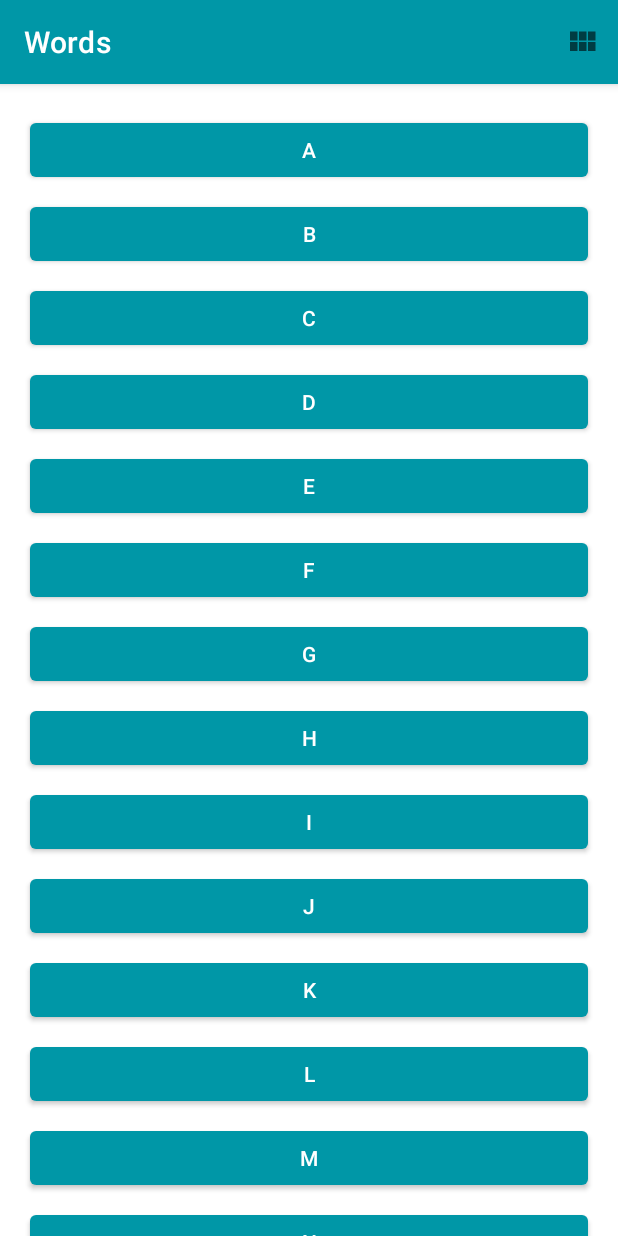
After one commit to ChahineElati/Words, an Android app: the fragment LetterListFragment shown on its own in the app's theme, on a phone screen of 412 x 824 dp. The commit adds this screen. Run offline under Robolectric (Android 15) with nearby library versions, the phone set to English and light mode, and no system bars.

Commit message:
activité3.4 implementing fragments + jetpack navigation component

```diff
--- a/app/build.gradle
+++ b/app/build.gradle
@@ -1,6 +1,7 @@
 plugins {
     id 'com.android.application'
     id 'kotlin-android'
+    id 'androidx.navigation.safeargs.kotlin'
 }
 
 android {
@@ -40,7 +41,11 @@ dependencies {
     implementation 'androidx.appcompat:appcompat:1.3.1'
     implementation 'com.google.android.material:material:1.4.0'
     implementation 'androidx.constraintlayout:constraintlayout:2.1.1'
+    implementation 'androidx.legacy:legacy-support-v4:1.0.0'
     testImplementation 'junit:junit:4.13.2.'
     androidTestImplementation 'androidx.test.ext:junit:1.1.3'
     androidTestImplementation 'androidx.test.espresso:espresso-core:3.4.0'
+    implementation "androidx.navigation:navigation-fragment-ktx:2.3.5"
+    implementation "androidx.navigation:navigation-ui-ktx:2.3.5"
+
 }
--- a/app/src/main/AndroidManifest.xml
+++ b/app/src/main/AndroidManifest.xml
@@ -11,10 +11,7 @@
         android:supportsRtl="true"
         android:theme="@style/Theme.Words"
         tools:ignore="AllowBackup">
-        <activity
-            android:name="com.chahine_elati.words.DetailActivity"
-            android:exported="false"
-            android:parentActivityName="com.chahine_elati.words.MainActivity" />
+
         <activity
             android:name="com.chahine_elati.words.MainActivity"
             android:exported="true">
--- /dev/null
+++ b/app/src/main/java/com/chahine_elati/words/LetterListFragment.kt
@@ -0,0 +1,81 @@
+package com.chahine_elati.words
+
+import android.os.Bundle
+import android.view.*
+import androidx.core.content.ContextCompat
+import androidx.fragment.app.Fragment
+import androidx.recyclerview.widget.GridLayoutManager
+import androidx.recyclerview.widget.LinearLayoutManager
+import androidx.recyclerview.widget.RecyclerView
+import com.chahine_elati.words.adapter.LetterAdapter
+import com.chahine_elati.words.databinding.FragmentLetterListBinding
+
+class LetterListFragment : Fragment() {
+    private var _binding : FragmentLetterListBinding? = null
+    private val binding get() = _binding!!
+    private lateinit var recyclerView : RecyclerView
+    private var isLinearLayoutManager = true
+
+    override fun onCreate(savedInstanceState: Bundle?) {
+        super.onCreate(savedInstanceState)
+        setHasOptionsMenu(true)
+    }
+
+    override fun onCreateView(
+        inflater: LayoutInflater,
+        container: ViewGroup?,
+        savedInstanceState: Bundle?
+    ): View? {
+        _binding = FragmentLetterListBinding.inflate(inflater,container, false)
+        val view = binding.root
+        return view
+    }
+
+    override fun onViewCreated(view: View, savedInstanceState: Bundle?) {
+        recyclerView = binding.recyclerView
+        chooseLayout()
+    }
+
+    override fun onDestroyView() {
+        super.onDestroyView()
+        _binding = null
+    }
+
+    override fun onCreateOptionsMenu(menu: Menu, inflater: MenuInflater) {
+        inflater.inflate(R.menu.layout_menu, menu)
+        val layoutButton = menu.findItem(R.id.action_switch_layout)
+        setIcon(layoutButton)
+    }
+
+    private fun chooseLayout() {
+        if (isLinearLayoutManager) {
+            recyclerView.layoutManager = LinearLayoutManager(this.requireContext())
+        } else {
+            recyclerView.layoutManager = GridLayoutManager(this.requireContext(), 4)
+        }
+        recyclerView.adapter = LetterAdapter()
+    }
+
+    private fun setIcon(menuItem: MenuItem?) {
+        if (menuItem == null)
+            return
+
+        menuItem.icon =
+            if (isLinearLayoutManager)
+                ContextCompat.getDrawable(this.requireContext(), R.drawable.ic_grid_layout)
+            else ContextCompat.getDrawable(this.requireContext(), R.drawable.ic_linear_layout)
+    }
+
+    override fun onOptionsItemSelected(item: MenuItem): Boolean {
+        return when (item.itemId) {
+            R.id.action_switch_layout -> {
+                isLinearLayoutManager = !isLinearLayoutManager
+                chooseLayout()
+                setIcon(item)
+
+                return true
+            }
+            else -> super.onOptionsItemSelected(item)
+        }
+    }
+}
--- a/app/src/main/java/com/chahine_elati/words/adapter/LetterAdapter.kt
+++ b/app/src/main/java/com/chahine_elati/words/adapter/LetterAdapter.kt
@@ -10,6 +10,7 @@ import androidx.recyclerview.widget.RecyclerView
 import com.chahine_elati.words.DetailActivity
 import com.chahine_elati.words.MainActivity
 import com.chahine_elati.words.R
+import com.chahine_elati.words.WordListFragment
 
 /**
  * Adapter for the [RecyclerView] in [MainActivity].
@@ -51,8 +52,8 @@ class LetterAdapter :
         holder.button.text = item.toString()
         holder.button.setOnClickListener {
             val context = holder.view.context
-            val intent = Intent(context, DetailActivity::class.java)
-            intent.putExtra(DetailActivity.LETTER, holder.button.text.toString())
+            val intent = Intent(context, WordListFragment::class.java)
+            intent.putExtra(WordListFragment.LETTER, holder.button.text.toString())
             context.startActivity(intent)
         }
     }
--- a/app/src/main/java/com/chahine_elati/words/adapter/WordAdapter.kt
+++ b/app/src/main/java/com/chahine_elati/words/adapter/WordAdapter.kt
@@ -11,6 +11,7 @@ import android.widget.Button
 import androidx.recyclerview.widget.RecyclerView
 import com.chahine_elati.words.DetailActivity
 import com.chahine_elati.words.R
+import com.chahine_elati.words.WordListFragment
 
 /**
  * Adapter for the [RecyclerView] in [DetailActivity].
@@ -69,7 +70,7 @@ class WordAdapter(private val letterId: String, context: Context) :
         // Set the text of the WordViewHolder
         holder.button.text = item
         holder.button.setOnClickListener {
-            val queryUrl: Uri = Uri.parse("${DetailActivity.SEARCH_PREFIX}${item}")
+            val queryUrl: Uri = Uri.parse("${WordListFragment.SEARCH_PREFIX}${item}")
             val intent = Intent(Intent.ACTION_VIEW, queryUrl)
             context.startActivity(intent)
         }
--- /dev/null
+++ b/app/src/main/res/layout/fragment_letter_list.xml
@@ -0,0 +1,14 @@
+<?xml version="1.0" encoding="utf-8"?>
+<FrameLayout xmlns:android="http://schemas.android.com/apk/res/android"
+    xmlns:tools="http://schemas.android.com/tools"
+    android:layout_width="match_parent"
+    android:layout_height="match_parent"
+    tools:context=".LetterListFragment">
+
+    <androidx.recyclerview.widget.RecyclerView
+        android:id="@+id/recycler_view"
+        android:layout_width="match_parent"
+        android:layout_height="match_parent"
+        android:clipToPadding="false"
+        android:padding="16dp" />
+</FrameLayout>
--- a/app/src/main/res/layout/activity_detail.xml
+++ b/app/src/main/res/layout/fragment_word_list.xml
@@ -3,7 +3,7 @@
     xmlns:tools="http://schemas.android.com/tools"
     android:layout_width="match_parent"
     android:layout_height="match_parent"
-    tools:context=".DetailActivity">
+    tools:context=".WordListFragment">
 
     <androidx.recyclerview.widget.RecyclerView
         android:id="@+id/recycler_view"
--- a/app/src/main/res/values/strings.xml
+++ b/app/src/main/res/values/strings.xml
@@ -4,4 +4,6 @@
     <string name="action_switch_layout">Switch Layout</string>
     <string name="look_up_word">Look up word in a Browser Search</string>
     <string name="look_up_words">Show Stored Words</string>
+    <!-- TODO: Remove or change this placeholder text -->
+    <string name="hello_blank_fragment">Hello blank fragment</string>
 </resources>
--- a/build.gradle
+++ b/build.gradle
@@ -4,11 +4,12 @@ buildscript {
         google()
         mavenCentral()
     }
+
     dependencies {
         classpath "com.android.tools.build:gradle:7.0.3"
         classpath "org.jetbrains.kotlin:kotlin-gradle-plugin:1.5.31"
         classpath "androidx.navigation:navigation-safe-args-gradle-plugin:2.3.5"
-
+        classpath "androidx.navigation:navigation-safe-args-gradle-plugin:2.3.5"
         // NOTE: Do not place your application dependencies here; they belong
         // in the individual module build.gradle files
     }
```
Also changed, not shown: app/src/main/java/com/chahine_elati/words/DetailActivity.kt (deleted, +0 -41 lines), app/src/main/java/com/chahine_elati/words/MainActivity.kt (+0 -55 lines), app/src/main/java/com/chahine_elati/words/WordListFragment.kt (added, +48 -0 lines).
